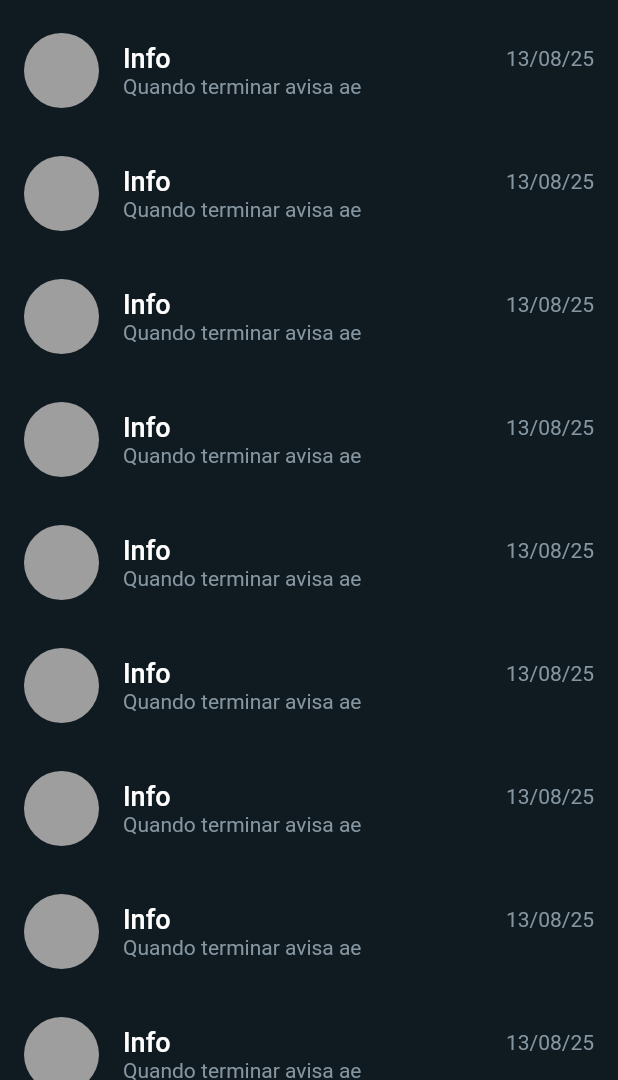
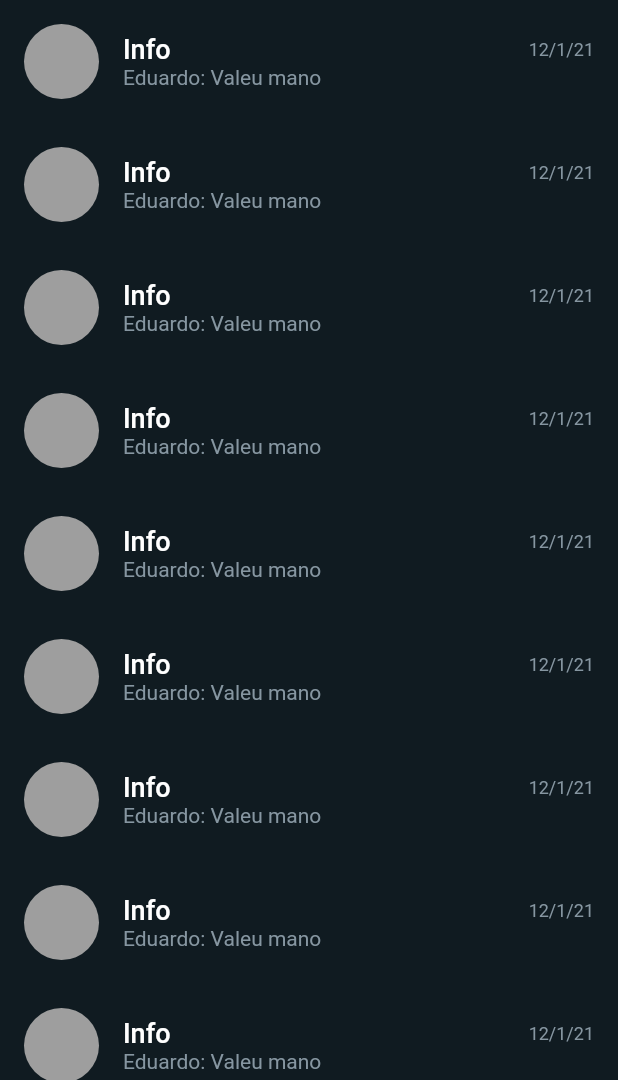
Before and after one commit to oliveira88/whatsapp, a Flutter app: the screen it shows after launch, on a phone screen of 412 x 824 dp, the part 156-1236 px from its top. Run offline on Flutter 3.47's test engine with Material 2 defaults, Android fonts, the phone set to English and light mode, and no system bars.

Commit message:
Added InkWell to chat widget

```diff
--- a/lib/views/chat/chat_widget.dart
+++ b/lib/views/chat/chat_widget.dart
@@ -6,10 +6,14 @@ class Chat extends StatelessWidget {
 
   @override
   Widget build(BuildContext context) {
-    return Container(
+    return InkWell(
+      onTap: () {
+        debugPrint('Tapado');
+      },
+      child: Container(
         width: double.infinity,
         height: 70,
-      margin: EdgeInsets.only(top: 12),
+        margin: EdgeInsets.symmetric(vertical: 6),
         child: Container(
           padding: EdgeInsets.symmetric(horizontal: 16),
           child: Row(
@@ -34,7 +38,7 @@ class Chat extends StatelessWidget {
                       ),
                     ),
                     Text(
-                    'Quando terminar avisa ae',
+                      'Eduardo: Valeu mano',
                       overflow: TextOverflow.ellipsis,
                       style: TextStyle(color: ColorTheme.GreyPrimary),
                     ),
@@ -48,8 +52,11 @@ class Chat extends StatelessWidget {
                     mainAxisAlignment: MainAxisAlignment.center,
                     children: const [
                       Text(
-                      '13/08/25',
-                      style: TextStyle(color: ColorTheme.GreyPrimary),
+                        '12/1/21',
+                        style: TextStyle(
+                          color: ColorTheme.GreyPrimary,
+                          fontSize: 12,
+                        ),
                       ),
                       false ? Text('visto') : Text(''),
                     ],
@@ -59,6 +66,7 @@ class Chat extends StatelessWidget {
             ],
           ),
         ),
+      ),
     );
   }
 }
```
Lines whose indentation alone changed are shown as unchanged.
